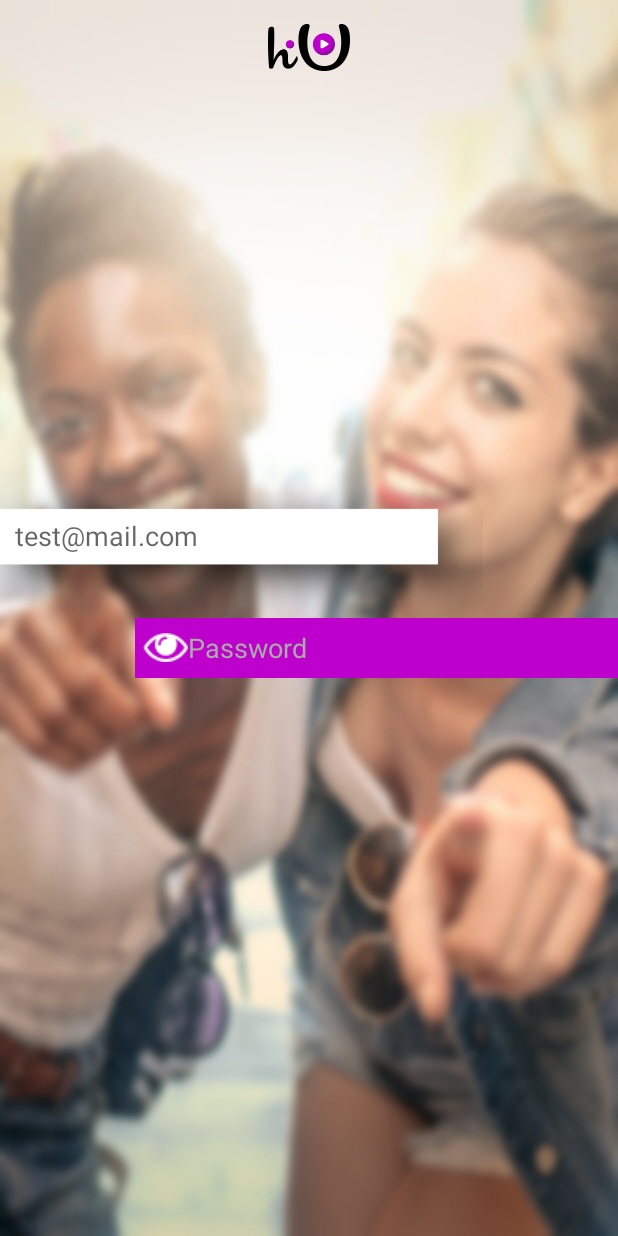
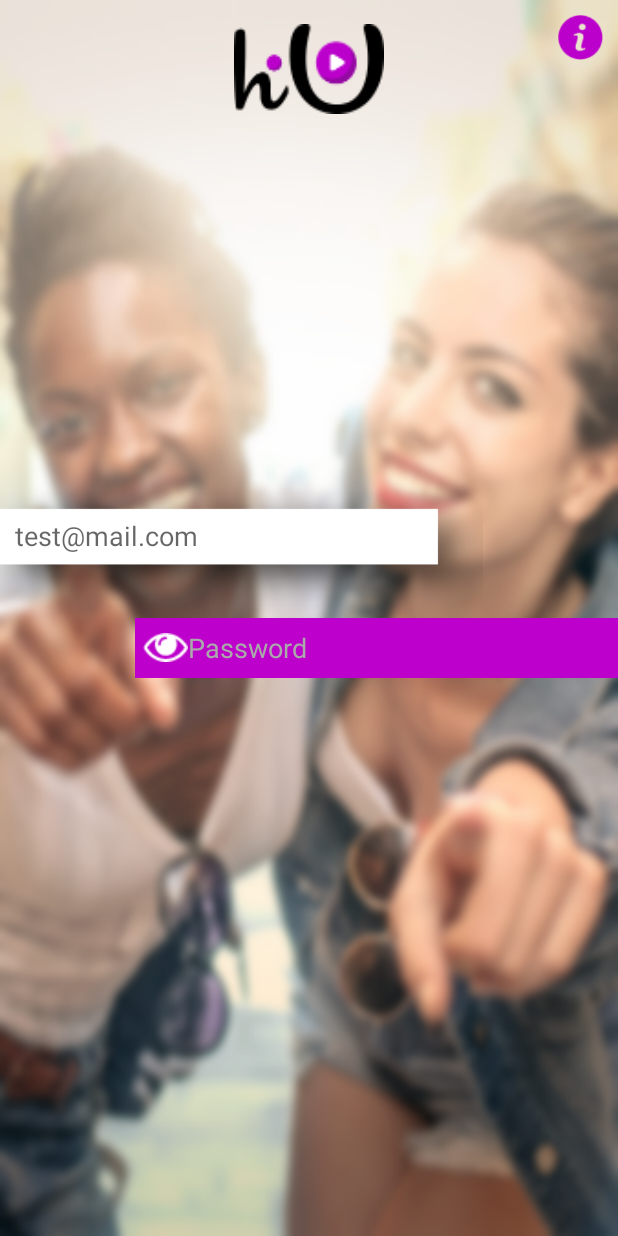
Before and after one commit to hiulatam/Android, an Android app: the LoginActivity screen opened directly, with no data from a screen before it, on a phone screen of 412 x 824 dp. Run offline under Robolectric (Android 15) with nearby library versions, the phone set to English and light mode, and no system bars; plain views replace CustomEditText.

Commit message:
walk_through

```diff
--- a/app/build.gradle
+++ b/app/build.gradle
@@ -29,5 +29,7 @@ dependencies {
     compile 'com.android.support.constraint:constraint-layout:1.0.2'
     compile 'pl.droidsonroids.gif:android-gif-drawable:1.2.8'
     compile 'com.an.customfontview:customfont:0.1.0'
+    compile 'com.github.apl-devs:appintro:v4.2.2'
+    compile 'com.android.support:support-v4:26.+'
     testCompile 'junit:junit:4.12'
 }
--- a/app/src/main/java/com/hiulatam/hiu/hiu/LoginActivity.java
+++ b/app/src/main/java/com/hiulatam/hiu/hiu/LoginActivity.java
@@ -1,7 +1,10 @@
 package com.hiulatam.hiu.hiu;
 
+import android.content.Intent;
 import android.support.v7.app.AppCompatActivity;
 import android.os.Bundle;
+import android.view.View;
+import android.widget.ImageView;
 
 public class LoginActivity extends AppCompatActivity {
 
@@ -9,5 +12,13 @@ public class LoginActivity extends AppCompatActivity {
     protected void onCreate(Bundle savedInstanceState) {
         super.onCreate(savedInstanceState);
         setContentView(R.layout.activity_login);
+        ImageView info= (ImageView) findViewById(R.id.imageInfo);
+        info.setOnClickListener(new View.OnClickListener() {
+            @Override
+            public void onClick(View view) {
+                Intent intent=new Intent(LoginActivity.this,Walkthrough.class);
+                startActivity(intent);
+            }
+        });
     }
 }
--- a/app/src/main/java/com/hiulatam/hiu/hiu/SplashScreen.java
+++ b/app/src/main/java/com/hiulatam/hiu/hiu/SplashScreen.java
@@ -27,6 +27,7 @@ public class SplashScreen extends AppCompatActivity {
         try {
             GifDrawable gifFromResource = new GifDrawable( getResources(), R.drawable.gif_splash );
             gifView.setImageDrawable(gifFromResource);
+            gifFromResource.setSpeed(2.0f);
         } catch (IOException e) {
             e.printStackTrace();
         }
--- a/app/src/main/res/layout/activity_login.xml
+++ b/app/src/main/res/layout/activity_login.xml
@@ -7,11 +7,33 @@
     tools:context="com.hiulatam.hiu.hiu.LoginActivity"
 
     >
+
     <ImageView
-        android:layout_width="match_parent"
-        android:layout_height="match_parent"
+        android:layout_width="0dp"
+        android:layout_height="0dp"
+        android:layout_marginBottom="0dp"
+        android:layout_marginLeft="0dp"
+        android:layout_marginRight="0dp"
+        android:layout_marginTop="0dp"
+        android:adjustViewBounds="false"
         android:background="@drawable/sign_in_blured"
-        android:scaleType="fitCenter"/>
+        android:scaleType="fitXY"
+        app:layout_constraintBottom_toBottomOf="parent"
+        app:layout_constraintLeft_toLeftOf="parent"
+        app:layout_constraintRight_toRightOf="parent"
+        app:layout_constraintTop_toTopOf="parent"
+        app:layout_constraintHorizontal_bias="0.0"
+        app:layout_constraintVertical_bias="1.0" />
+    <ImageView
+        android:id="@+id/imageInfo"
+        android:layout_width="30dp"
+        android:layout_height="30dp"
+        android:background="@drawable/sign_in_info"
+        android:scaleType="fitCenter"
+        android:layout_marginRight="10dp"
+        app:layout_constraintRight_toRightOf="parent"
+        app:layout_constraintTop_toTopOf="parent"
+        android:layout_marginTop="10dp" />
 
 
     <android.support.constraint.Guideline
@@ -19,18 +41,22 @@
         android:layout_height="wrap_content"
         android:id="@+id/guideline"
         app:layout_constraintGuide_percent="0.5"
-        android:orientation="horizontal" />
+        android:orientation="horizontal"
+        tools:layout_editor_absoluteY="256dp"
+        tools:layout_editor_absoluteX="0dp" />
 
     <android.support.constraint.Guideline
         android:layout_width="wrap_content"
         android:layout_height="wrap_content"
         android:id="@+id/guideline2"
         app:layout_constraintGuide_percent="0.5"
-        android:orientation="vertical" />
+        android:orientation="vertical"
+        tools:layout_editor_absoluteY="0dp"
+        tools:layout_editor_absoluteX="180dp" />
 
     <ImageView
-        android:layout_width="wrap_content"
-        android:layout_height="wrap_content"
+        android:layout_width="100dp"
+        android:layout_height="60dp"
         android:layout_marginTop="16dp"
         android:scaleType="fitXY"
         android:src="@drawable/sign_in_logo_hiu"
@@ -38,7 +64,10 @@
         android:layout_marginRight="8dp"
         app:layout_constraintRight_toRightOf="parent"
         android:layout_marginLeft="8dp"
-        app:layout_constraintLeft_toLeftOf="parent" />
+        app:layout_constraintLeft_toLeftOf="parent"
+        android:layout_marginStart="8dp"
+        android:layout_marginEnd="8dp"
+        android:id="@+id/imageView2" />
 
 
     <com.an.customfontview.CustomEditText
@@ -48,8 +77,6 @@
         app:textFontPath="fonts/Nanami-Thin.otf"
         android:layout_height="90dp"
         android:paddingBottom="20dp"
-        android:layout_marginBottom="0dp"
-        android:layout_marginLeft="0dp"
         android:hint="test@mail.com"
         app:layout_constraintBottom_toTopOf="@+id/guideline"
         app:layout_constraintLeft_toLeftOf="parent"
@@ -58,14 +85,13 @@
         android:layout_marginRight="90dp"
         app:layout_constraintRight_toRightOf="parent"
         app:layout_constraintHorizontal_bias="0.0"
-        android:background="@drawable/sign_in_bg" />
+        android:background="@drawable/sign_in_bg"
+        android:layout_marginEnd="90dp" />
 
 
     <com.an.customfontview.CustomEditText
         android:layout_width="0dp"
         android:layout_height="40dp"
-        android:layout_marginRight="0dp"
-        android:layout_marginTop="0dp"
         android:background="@color/colorPrimary"
         android:hint="Password"
         android:textColor="@color/white"
@@ -77,6 +103,7 @@
         android:inputType="textPassword"
         android:layout_marginLeft="90dp"
         app:layout_constraintLeft_toLeftOf="parent"
-        app:layout_constraintHorizontal_bias="0.0" />
+        app:layout_constraintHorizontal_bias="0.0"
+        android:layout_marginStart="90dp" />
 
 </android.support.constraint.ConstraintLayout>
--- a/build.gradle
+++ b/build.gradle
@@ -15,6 +15,7 @@ buildscript {
 allprojects {
     repositories {
         jcenter()
+        maven { url 'https://jitpack.io' }
     }
 }
 
```
Also changed, not shown: app/src/main/AndroidManifest.xml (+11 -2 lines), app/src/main/java/com/hiulatam/hiu/hiu/Walkthrough.java (added, +37 -0 lines), app/src/main/java/com/hiulatam/hiu/hiu/fragments/SampleSlideFragment.java (added, +51 -0 lines), app/src/main/res/layout/activity_walkthrough.xml (added, +10 -0 lines), app/src/main/res/layout/slide1.xml (added, +74 -0 lines), app/src/main/res/layout/slide2.xml (added, +73 -0 lines), app/src/main/res/layout/slide3.xml (added, +73 -0 lines), app/src/main/res/values/strings.xml (+10 -0 lines), app/src/main/res/drawable/sign_in_info.png (added), app/src/main/res/drawable/w1_bg_1.png (added), 2 other files.
